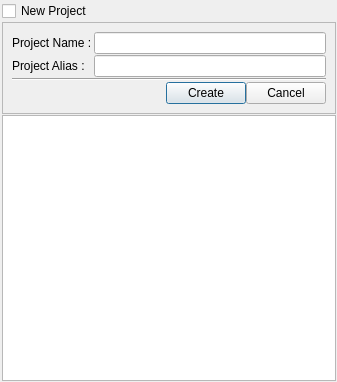
snaress/studio, file appli/grapher/gui/src/wgProjectLoad.ui: the form before one commit.
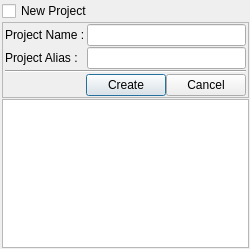
The form after the commit.

Commit message: grapher: add projectTree widget

```diff
--- a/appli/grapher/gui/src/wgProjectLoad.ui
+++ b/appli/grapher/gui/src/wgProjectLoad.ui
@@ -6,8 +6,8 @@
    <rect>
     <x>0</x>
     <y>0</y>
-    <width>337</width>
-    <height>382</height>
+    <width>250</width>
+    <height>249</height>
    </rect>
   </property>
   <property name="windowTitle">
@@ -48,6 +48,18 @@
       <number>1</number>
      </property>
      <layout class="QGridLayout" name="glNewProject">
+      <property name="leftMargin">
+       <number>2</number>
+      </property>
+      <property name="topMargin">
+       <number>1</number>
+      </property>
+      <property name="rightMargin">
+       <number>2</number>
+      </property>
+      <property name="bottomMargin">
+       <number>1</number>
+      </property>
       <property name="horizontalSpacing">
        <number>2</number>
       </property>
@@ -120,6 +132,15 @@
    </item>
    <item row="2" column="0">
     <widget class="QTreeWidget" name="twProjects">
+     <property name="indentation">
+      <number>2</number>
+     </property>
+     <property name="itemsExpandable">
+      <bool>false</bool>
+     </property>
+     <property name="expandsOnDoubleClick">
+      <bool>false</bool>
+     </property>
      <attribute name="headerVisible">
       <bool>false</bool>
      </attribute>
```
The commit also changes 29 other files.
